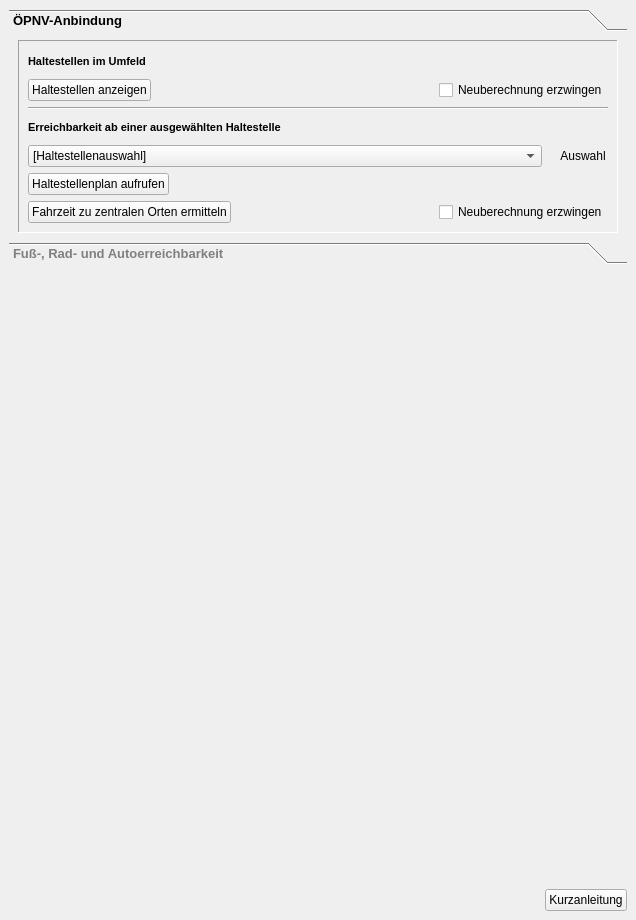
Above: projektcheck/ui/ProjektCheck_dockwidget_analysis_02-Err.ui from projektcheck/ProjektCheck-QGIS before the change. Below: the same form after it.
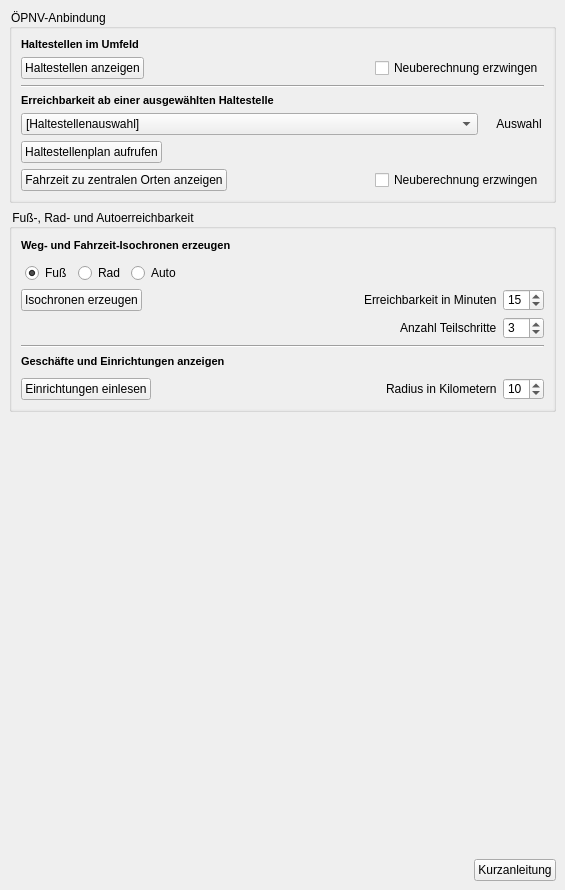
That is the form after the change. Icons and pictures are not drawn. Custom widgets are drawn as their Qt base class.

Commit message: continued switching from ToolBoxes to CollapsableGroupBoxes ... introduced ScrollAreas into CollapsableGroupboxes ...

What changed in the file:
```diff
--- a/projektcheck/ui/ProjektCheck_dockwidget_analysis_02-Err.ui
+++ b/projektcheck/ui/ProjektCheck_dockwidget_analysis_02-Err.ui
@@ -6,12 +6,15 @@
    <rect>
     <x>0</x>
     <y>0</y>
-    <width>636</width>
-    <height>920</height>
+    <width>565</width>
+    <height>890</height>
    </rect>
   </property>
   <property name="styleSheet">
-   <string notr="true">QFrame{
+   <string notr="true">QgsCollapsibleGroupBox{
+font: bold 10pt ;
+}
+QFrame{
 	/*background: rgb(245, 245, 245);*/
 }
 QToolBox:tab {
@@ -61,71 +64,59 @@
    </property>
    <layout class="QVBoxLayout" name="verticalLayout">
     <item>
-     <widget class="QToolBox" name="toolBox">
-      <property name="sizePolicy">
-       <sizepolicy hsizetype="Preferred" vsizetype="Fixed">
-        <horstretch>0</horstretch>
-        <verstretch>0</verstretch>
-       </sizepolicy>
+     <widget class="QgsCollapsibleGroupBox" name="mGroupBox">
+      <property name="title">
+       <string>ÖPNV-Anbindung</string>
       </property>
-      <property name="minimumSize">
-       <size>
-        <width>0</width>
-        <height>253</height>
-       </size>
+      <property name="alignment">
+       <set>Qt::AlignLeading|Qt::AlignLeft|Qt::AlignVCenter</set>
       </property>
-      <property name="currentIndex">
-       <number>0</number>
-      </property>
-      <property name="tabSpacing">
-       <number>0</number>
-      </property>
-      <widget class="QWidget" name="page">
-       <property name="geometry">
-        <rect>
-         <x>0</x>
-         <y>0</y>
-         <width>618</width>
-         <height>211</height>
-        </rect>
+      <layout class="QVBoxLayout" name="verticalLayout_6">
+       <property name="spacing">
+        <number>0</number>
        </property>
-       <property name="sizePolicy">
-        <sizepolicy hsizetype="Preferred" vsizetype="Fixed">
-         <horstretch>0</horstretch>
-         <verstretch>0</verstretch>
-        </sizepolicy>
+       <property name="leftMargin">
+        <number>0</number>
        </property>
-       <property name="minimumSize">
-        <size>
-         <width>0</width>
-         <height>211</height>
-        </size>
+       <property name="topMargin">
+        <number>0</number>
        </property>
-       <attribute name="label">
-        <string>ÖPNV-Anbindung</string>
-       </attribute>
-       <layout class="QVBoxLayout" name="verticalLayout_2">
-        <item>
-         <widget class="QFrame" name="frame">
-          <property name="sizePolicy">
-           <sizepolicy hsizetype="Preferred" vsizetype="Fixed">
-            <horstretch>0</horstretch>
-            <verstretch>0</verstretch>
-           </sizepolicy>
+       <property name="rightMargin">
+        <number>0</number>
+       </property>
+       <property name="bottomMargin">
+        <number>0</number>
+       </property>
+       <item>
+        <widget class="QScrollArea" name="scrollArea">
+         <property name="sizePolicy">
+          <sizepolicy hsizetype="Expanding" vsizetype="Maximum">
+           <horstretch>0</horstretch>
+           <verstretch>0</verstretch>
+          </sizepolicy>
+         </property>
+         <property name="maximumSize">
+          <size>
+           <width>16777215</width>
+           <height>191</height>
+          </size>
+         </property>
+         <property name="frameShape">
+          <enum>QFrame::NoFrame</enum>
+         </property>
+         <property name="widgetResizable">
+          <bool>true</bool>
+         </property>
+         <widget class="QWidget" name="scrollAreaWidgetContents">
+          <property name="geometry">
+           <rect>
+            <x>0</x>
+            <y>0</y>
+            <width>545</width>
+            <height>191</height>
+           </rect>
           </property>
-          <property name="minimumSize">
-           <size>
-            <width>0</width>
-            <height>193</height>
-           </size>
-          </property>
-          <property name="frameShape">
-           <enum>QFrame::Panel</enum>
-          </property>
-          <property name="frameShadow">
-           <enum>QFrame::Sunken</enum>
-          </property>
-          <layout class="QVBoxLayout" name="verticalLayout_3">
+          <layout class="QVBoxLayout" name="verticalLayout_8">
            <item>
             <widget class="QLabel" name="label_2">
              <property name="font">
@@ -328,7 +319,7 @@
                 <enum>Qt::LeftToRight</enum>
                </property>
                <property name="text">
-                <string>Fahrzeit zu zentralen Orten ermitteln</string>
+                <string>Fahrzeit zu zentralen Orten anzeigen</string>
                </property>
                <property name="icon">
                 <iconset>
@@ -360,55 +351,68 @@
            </item>
           </layout>
          </widget>
-        </item>
-       </layout>
-      </widget>
-      <widget class="QWidget" name="page_2">
-       <property name="geometry">
-        <rect>
-         <x>0</x>
-         <y>0</y>
-         <width>618</width>
-         <height>205</height>
-        </rect>
+        </widget>
+       </item>
+      </layout>
+     </widget>
+    </item>
+    <item>
+     <widget class="QgsCollapsibleGroupBox" name="mGroupBox_2">
+      <property name="title">
+       <string>Fuß-, Rad- und Autoerreichbarkeit</string>
+      </property>
+      <property name="alignment">
+       <set>Qt::AlignLeading|Qt::AlignLeft|Qt::AlignVCenter</set>
+      </property>
+      <property name="flat">
+       <bool>false</bool>
+      </property>
+      <layout class="QVBoxLayout" name="verticalLayout_7">
+       <property name="spacing">
+        <number>0</number>
        </property>
-       <property name="sizePolicy">
-        <sizepolicy hsizetype="Preferred" vsizetype="Fixed">
-         <horstretch>0</horstretch>
-         <verstretch>0</verstretch>
-        </sizepolicy>
+       <property name="leftMargin">
+        <number>0</number>
        </property>
-       <property name="minimumSize">
-        <size>
-         <width>0</width>
-         <height>205</height>
-        </size>
+       <property name="topMargin">
+        <number>0</number>
        </property>
-       <attribute name="label">
-        <string>Fuß-, Rad- und Autoerreichbarkeit</string>
-       </attribute>
-       <layout class="QVBoxLayout" name="verticalLayout_4">
-        <item>
-         <widget class="QFrame" name="frame_2">
-          <property name="sizePolicy">
-           <sizepolicy hsizetype="Preferred" vsizetype="Fixed">
-            <horstretch>0</horstretch>
-            <verstretch>0</verstretch>
-           </sizepolicy>
+       <property name="rightMargin">
+        <number>0</number>
+       </property>
+       <property name="bottomMargin">
+        <number>0</number>
+       </property>
+       <item>
+        <widget class="QScrollArea" name="scrollArea_2">
+         <property name="sizePolicy">
+          <sizepolicy hsizetype="Expanding" vsizetype="Maximum">
+           <horstretch>0</horstretch>
+           <verstretch>0</verstretch>
+          </sizepolicy>
+         </property>
+         <property name="maximumSize">
+          <size>
+           <width>16777215</width>
+           <height>185</height>
+          </size>
+         </property>
+         <property name="frameShape">
+          <enum>QFrame::NoFrame</enum>
+         </property>
+         <property name="widgetResizable">
+          <bool>true</bool>
+         </property>
+         <widget class="QWidget" name="scrollAreaWidgetContents_2">
+          <property name="geometry">
+           <rect>
+            <x>0</x>
+            <y>0</y>
+            <width>545</width>
+            <height>185</height>
+           </rect>
           </property>
-          <property name="minimumSize">
-           <size>
-            <width>0</width>
-            <height>187</height>
-           </size>
-          </property>
-          <property name="frameShape">
-           <enum>QFrame::Panel</enum>
-          </property>
-          <property name="frameShadow">
-           <enum>QFrame::Sunken</enum>
-          </property>
-          <layout class="QVBoxLayout" name="verticalLayout_5">
+          <layout class="QVBoxLayout" name="verticalLayout_9">
            <item>
             <widget class="QLabel" name="label">
              <property name="font">
@@ -653,9 +657,9 @@
            </item>
           </layout>
          </widget>
-        </item>
-       </layout>
-      </widget>
+        </widget>
+       </item>
+      </layout>
      </widget>
     </item>
     <item>
@@ -723,6 +727,14 @@
    </layout>
   </widget>
  </widget>
+ <customwidgets>
+  <customwidget>
+   <class>QgsCollapsibleGroupBox</class>
+   <extends>QGroupBox</extends>
+   <header>qgscollapsiblegroupbox.h</header>
+   <container>1</container>
+  </customwidget>
+ </customwidgets>
  <resources>
   <include location="resources.qrc"/>
  </resources>
```
The commit also changes 2 other files.
